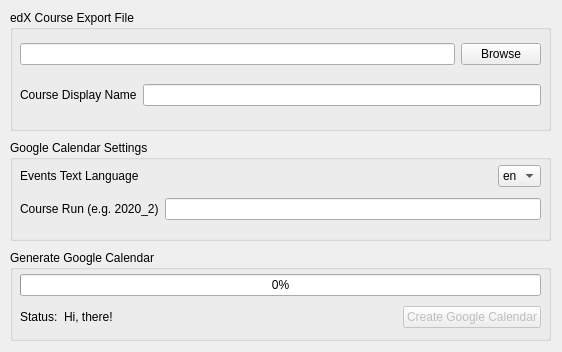
caenrigen/GCal4edX, file src-ui/MainWindow.ui: the form before one commit.
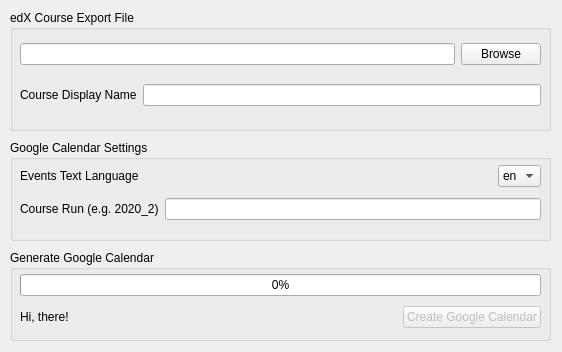
The form after the commit.

Commit message: implemented warning when updating existing calendar

Patch:
```diff
--- a/src-ui/MainWindow.ui
+++ b/src-ui/MainWindow.ui
@@ -62,13 +62,6 @@
      </item>
      <item>
       <layout class="QHBoxLayout" name="horizontalLayout_4">
-       <item>
-        <widget class="QLabel" name="label_4">
-         <property name="text">
-          <string>Status:</string>
-         </property>
-        </widget>
-       </item>
        <item>
         <widget class="QLabel" name="label_5">
          <property name="text">
```
The commit also changes 2 other files.
